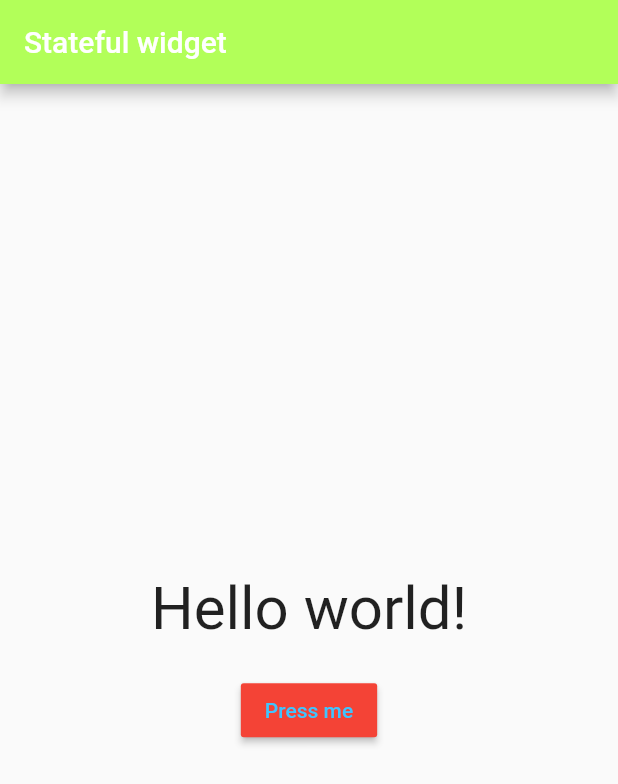
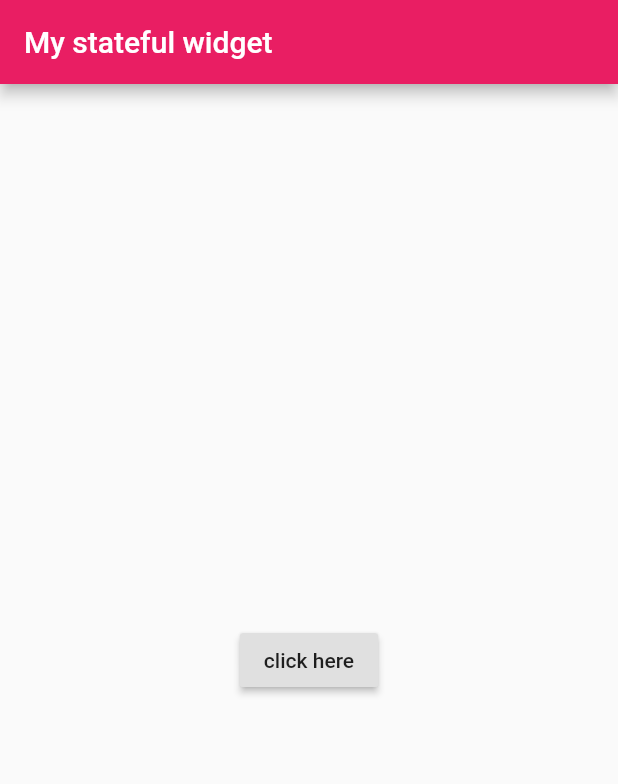
Before and after one commit to abhijeetvader9287/flutter_first, a Flutter app: the screen it shows after launch, on a phone screen of 412 x 824 dp. Shown: the top 784 px of the screen. Run offline on Flutter 3.47's test engine with Material 2 defaults, Android fonts, the phone set to English and light mode, and no system bars.

Commit message:
simple code snippet for statefull widget added

```diff
--- a/lib/main.dart
+++ b/lib/main.dart
@@ -3,7 +3,7 @@ import 'package:flutter/material.dart';
 void main() {
   runApp(MaterialApp(
     title: "My first app",
-    home: MyButton(),
+    home: MyStateFullWidget(),
     /* Scaffold(
       appBar: AppBar(
         title: Text("My first app appBar"),
@@ -14,10 +14,10 @@ void main() {
         ),
       ),
     ),*/
-    /*theme: ThemeData(
+     theme: ThemeData(
         primarySwatch: Colors.red,
         accentColor: Colors.greenAccent,
-        backgroundColor: Colors.orange),*/
+        backgroundColor: Colors.orange),
   ));
 }
 
@@ -136,6 +136,58 @@ class MyStartHome extends StatelessWidget {
   }
 }
 
+
+/*************************/
+class MyStateFullWidget extends StatefulWidget
+{
+  @override
+  State<StatefulWidget> createState() {
+    // TODO: implement createState
+    return MyStateFullWidgetState();
+  }
+}
+
+class MyStateFullWidgetState extends State<MyStateFullWidget>
+{
+  String texts="click here";
+  int counter=0;
+  @override
+  Widget build(BuildContext context) {
+    // TODO: implement build
+    return Scaffold(
+      appBar: AppBar(
+        title: Text("My stateful widget"),
+        backgroundColor: Colors.pink,
+      ),
+      body: Container(
+        child: Center(
+          child: RaisedButton(
+            child: Text(texts),
+            onPressed: onButtonPressed,
+
+          )
+        ),
+      ),
+    );
+  }
+
+
+  void onButtonPressed() {
+    setState(() {
+      counter++;
+      texts="you clicked "+counter.toString();
+    });
+  }
+}
+/*************************/
+
+
+
+
+
+
+
+
 class MyButton extends StatefulWidget{
   @override
   State<StatefulWidget> createState() {
```
